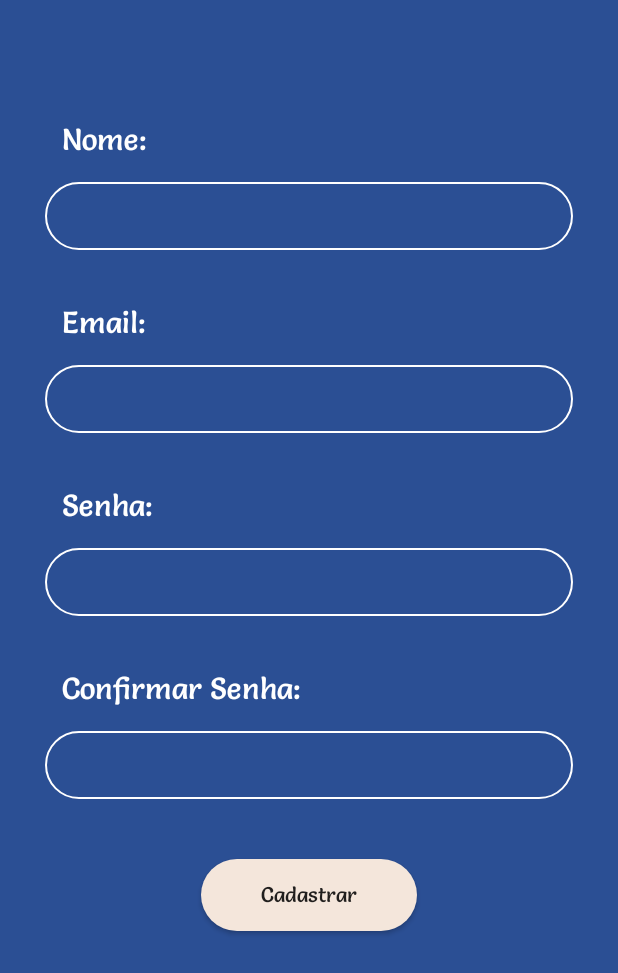
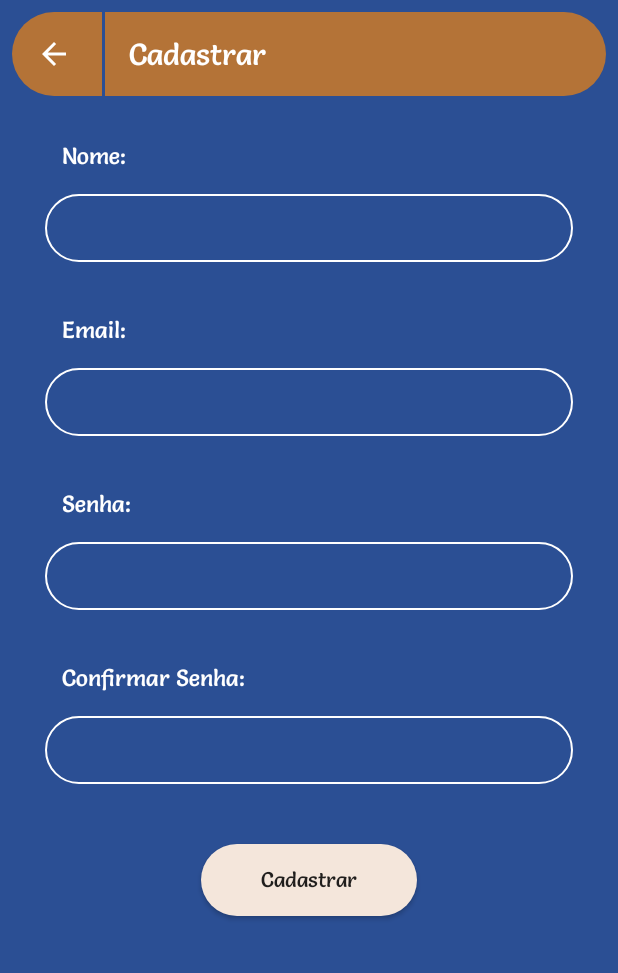
Before and after one commit to VictorTIADS/easygas, an Android app: the ResisterActivity screen opened directly, with no data from a screen before it, on a phone screen of 412 x 824 dp. Shown: the top 973 px of the screen. Run offline under Robolectric (Android 15) with nearby library versions, the phone set to English and light mode, and no system bars.

Commit message:
Toolbar has added

```diff
--- a/app/src/main/java/com/pernambucosolucoes/easygas/ResisterActivity.kt
+++ b/app/src/main/java/com/pernambucosolucoes/easygas/ResisterActivity.kt
@@ -7,6 +7,6 @@ class ResisterActivity : AppCompatActivity() {
 
     override fun onCreate(savedInstanceState: Bundle?) {
         super.onCreate(savedInstanceState)
-        setContentView(R.layout.resister_scroll_activity)
+        setContentView(R.layout.masterresister_layout)
     }
 }
--- /dev/null
+++ b/app/src/main/res/drawable/ic_arrow_back_black_24dp.xml
@@ -0,0 +1,10 @@
+<vector xmlns:android="http://schemas.android.com/apk/res/android"
+    android:width="24dp"
+    android:height="24dp"
+    android:tint="@color/colorWhite"
+    android:viewportWidth="24.0"
+    android:viewportHeight="24.0">
+    <path
+        android:fillColor="@color/colorWhite"
+        android:pathData="M20,11H7.83l5.59,-5.59L12,4l-8,8 8,8 1.41,-1.41L7.83,13H20v-2z" />
+</vector>
--- /dev/null
+++ b/app/src/main/res/drawable/toolbardrawable.xml
@@ -0,0 +1,9 @@
+<?xml version="1.0" encoding="utf-8"?>
+<shape xmlns:android="http://schemas.android.com/apk/res/android"
+    android:shape="rectangle">
+    <corners android:topLeftRadius="90dp" android:bottomLeftRadius="90dp"/>
+    <solid android:color="@color/colorYellowDarck"/>
+
+
+
+</shape>
--- /dev/null
+++ b/app/src/main/res/drawable/toolbardrawabletext.xml
@@ -0,0 +1,9 @@
+<?xml version="1.0" encoding="utf-8"?>
+<shape xmlns:android="http://schemas.android.com/apk/res/android"
+    android:shape="rectangle">
+    <corners android:topRightRadius="90dp" android:bottomRightRadius="90dp"/>
+    <solid android:color="@color/colorYellowDarck"/>
+
+
+
+</shape>
--- a/app/src/main/res/layout/activity_resister.xml
+++ b/app/src/main/res/layout/activity_resister.xml
@@ -12,10 +12,10 @@
         android:layout_width="wrap_content"
         android:layout_height="wrap_content"
         android:layout_marginStart="41dp"
-        android:layout_marginTop="80dp"
+        android:layout_marginTop="30dp"
         android:text="@string/name"
         android:textColor="@color/colorWhite"
-        android:textSize="20dp"
+        android:textSize="15dp"
         app:layout_constraintStart_toStartOf="parent"
         app:layout_constraintTop_toTopOf="parent" />
 
@@ -44,10 +44,9 @@
         android:layout_height="wrap_content"
         android:layout_marginStart="41dp"
         android:layout_marginTop="35dp"
-        android:layout_marginEnd="30dp"
         android:text="@string/email"
         android:textColor="@color/colorWhite"
-        android:textSize="20dp"
+        android:textSize="15dp"
         app:layout_constraintStart_toStartOf="parent"
         app:layout_constraintTop_toBottomOf="@id/edit_resister_name" />
 
@@ -76,10 +75,9 @@
         android:layout_height="wrap_content"
         android:layout_marginStart="41dp"
         android:layout_marginTop="35dp"
-        android:layout_marginEnd="30dp"
         android:text="@string/password"
         android:textColor="@color/colorWhite"
-        android:textSize="20dp"
+        android:textSize="15dp"
         app:layout_constraintStart_toStartOf="parent"
         app:layout_constraintTop_toBottomOf="@id/edit_resister_email" />
 
@@ -107,10 +105,9 @@
         android:layout_height="wrap_content"
         android:layout_marginStart="41dp"
         android:layout_marginTop="35dp"
-        android:layout_marginEnd="30dp"
         android:text="@string/confirm_password"
         android:textColor="@color/colorWhite"
-        android:textSize="20dp"
+        android:textSize="15dp"
         app:layout_constraintStart_toStartOf="parent"
         app:layout_constraintTop_toBottomOf="@id/edit_resister_password" />
 
--- /dev/null
+++ b/app/src/main/res/layout/masterresister_layout.xml
@@ -0,0 +1,9 @@
+<?xml version="1.0" encoding="utf-8"?>
+<LinearLayout xmlns:android="http://schemas.android.com/apk/res/android"
+    android:layout_width="match_parent"
+    android:layout_height="match_parent"
+    android:background="@color/colorFundoSplash"
+    android:orientation="vertical">
+    <include layout="@layout/mastertoolbar"/>
+    <include layout="@layout/resister_scroll_activity"/>
+</LinearLayout>
--- /dev/null
+++ b/app/src/main/res/layout/mastertoolbar.xml
@@ -0,0 +1,11 @@
+<?xml version="1.0" encoding="utf-8"?>
+<LinearLayout xmlns:android="http://schemas.android.com/apk/res/android"
+    android:layout_width="match_parent"
+    android:layout_height="wrap_content"
+    android:orientation="horizontal">
+
+    <include layout="@layout/toolbar" />
+
+    <include layout="@layout/toolbartext"/>
+
+</LinearLayout>
--- a/app/src/main/res/layout/resister_scroll_activity.xml
+++ b/app/src/main/res/layout/resister_scroll_activity.xml
@@ -4,6 +4,8 @@
     android:background="@color/colorFundoSplash"
     android:layout_height="match_parent">
 
+
+
     <include layout="@layout/activity_resister"/>
 
 </ScrollView>
--- /dev/null
+++ b/app/src/main/res/layout/toolbar.xml
@@ -0,0 +1,11 @@
+<?xml version="1.0" encoding="utf-8"?>
+<androidx.appcompat.widget.Toolbar xmlns:android="http://schemas.android.com/apk/res/android"
+    android:layout_width="60dp"
+    android:layout_height="wrap_content"
+    xmlns:app="http://schemas.android.com/apk/res-auto"
+    android:layout_marginStart="8dp"
+
+    android:layout_marginTop="8dp"
+    android:background="@drawable/toolbardrawable"
+    app:navigationIcon="@drawable/ic_arrow_back_black_24dp"
+    android:orientation="horizontal"/>
--- /dev/null
+++ b/app/src/main/res/layout/toolbartext.xml
@@ -0,0 +1,12 @@
+<?xml version="1.0" encoding="utf-8"?>
+<androidx.appcompat.widget.Toolbar xmlns:android="http://schemas.android.com/apk/res/android"
+    android:layout_width="match_parent"
+    android:layout_height="wrap_content"
+    xmlns:app="http://schemas.android.com/apk/res-auto"
+    android:layout_marginTop="8dp"
+    android:layout_marginEnd="8dp"
+    android:layout_marginStart="2dp"
+    app:titleTextColor="@color/colorWhite"
+    app:title="Cadastrar"
+    android:background="@drawable/toolbardrawabletext"
+    android:orientation="horizontal"/>
--- a/app/src/main/res/values/colors.xml
+++ b/app/src/main/res/values/colors.xml
@@ -7,6 +7,8 @@
     <color name="colorWhiteCream">#F4E6DB</color>
     <color name="colorWhiteCreamTransp">#99F4E6DB</color>
     <color name="colorWhite">#FFFFFF</color>
+    <color name="colorWhiteTasp">#88FFFFFF</color>
     <color name="colorBlack">#000000</color>
+    <color name="colorYellowDarck">#B47337</color>
 
 </resources>
```
